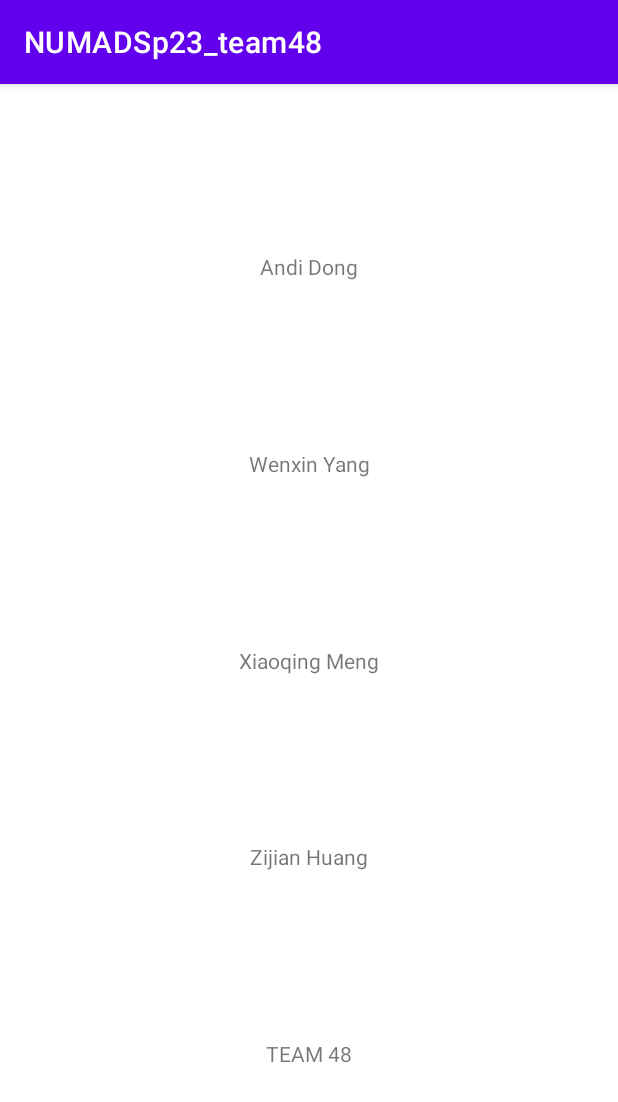
After one commit to evanvoyage221/NUMADSp23_Team48, an Android app: the AboutAppActivity screen opened directly, with no data from a screen before it, on a phone screen of 412 x 824 dp. The commit adds this screen. Shown: the top 1102 px of the screen. Run offline under Robolectric (Android 15) with nearby library versions, the phone set to English and light mode, and no system bars.

Commit message:
1. Design and implement a user interface for displaying the history and number of user stickers. 2. Design About App page

```diff
--- a/app/src/main/AndroidManifest.xml
+++ b/app/src/main/AndroidManifest.xml
@@ -15,6 +15,9 @@
         android:supportsRtl="true"
         android:theme="@style/Theme.NUMADSp23_team48"
         tools:targetApi="31">
+        <activity
+            android:name=".AboutAppActivity"
+            android:exported="false" />
         <activity
             android:name=".UserProfileActivity"
             android:exported="false" />
--- /dev/null
+++ b/app/src/main/java/edu/northeastern/numadsp23_team48/AboutAppActivity.java
@@ -0,0 +1,14 @@
+package edu.northeastern.numadsp23_team48;
+
+import androidx.appcompat.app.AppCompatActivity;
+
+import android.os.Bundle;
+
+public class AboutAppActivity extends AppCompatActivity {
+
+    @Override
+    protected void onCreate(Bundle savedInstanceState) {
+        super.onCreate(savedInstanceState);
+        setContentView(R.layout.activity_about_app);
+    }
+}
--- a/app/src/main/java/edu/northeastern/numadsp23_team48/ChatMessage.java
+++ b/app/src/main/java/edu/northeastern/numadsp23_team48/ChatMessage.java
@@ -13,6 +13,7 @@ import java.util.Objects;
  * Chat message object which represents a chat by the image ID, time stamp at which the message was sent and who sent it.
  */
 public class ChatMessage implements Parcelable {
+
     private final long imageID;
     private final String timestamp;
     private final String sender;
--- a/app/src/main/java/edu/northeastern/numadsp23_team48/MessageActivity.java
+++ b/app/src/main/java/edu/northeastern/numadsp23_team48/MessageActivity.java
@@ -133,7 +133,7 @@ public class MessageActivity extends AppCompatActivity {
      * @param view current view.
      */
     public void sendButtonClicked(View view) {
-//        TODO: Add the message to the chat.
+//        TODO: Send the message to the other user.
     }
 
 
--- /dev/null
+++ b/app/src/main/res/layout/activity_about_app.xml
@@ -0,0 +1,59 @@
+<?xml version="1.0" encoding="utf-8"?>
+<androidx.constraintlayout.widget.ConstraintLayout xmlns:android="http://schemas.android.com/apk/res/android"
+    xmlns:app="http://schemas.android.com/apk/res-auto"
+    xmlns:tools="http://schemas.android.com/tools"
+    android:layout_width="match_parent"
+    android:layout_height="match_parent"
+    tools:context=".AboutAppActivity">
+
+    <TextView
+        android:id="@+id/Andi"
+        android:layout_width="wrap_content"
+        android:layout_height="wrap_content"
+        android:text="Andi Dong"
+        app:layout_constraintStart_toStartOf="parent"
+        app:layout_constraintEnd_toEndOf="parent"
+        app:layout_constraintTop_toTopOf="parent"
+        app:layout_constraintBottom_toTopOf="@id/Wenxin"/>
+
+    <TextView
+        android:id="@+id/Wenxin"
+        android:layout_width="wrap_content"
+        android:layout_height="wrap_content"
+        android:text="Wenxin Yang"
+        app:layout_constraintStart_toStartOf="parent"
+        app:layout_constraintEnd_toEndOf="parent"
+        app:layout_constraintTop_toBottomOf="@id/Andi"
+        app:layout_constraintBottom_toTopOf="@id/Xiaoqing"/>
+
+    <TextView
+        android:id="@+id/Xiaoqing"
+        android:layout_width="wrap_content"
+        android:layout_height="wrap_content"
+        app:layout_constraintStart_toStartOf="parent"
+        app:layout_constraintEnd_toEndOf="parent"
+        android:text="Xiaoqing Meng"
+        app:layout_constraintBottom_toTopOf="@id/Zijian"
+        app:layout_constraintTop_toBottomOf="@id/Wenxin"/>
+
+    <TextView
+        android:id="@+id/Zijian"
+        android:layout_width="wrap_content"
+        android:layout_height="wrap_content"
+        app:layout_constraintStart_toStartOf="parent"
+        app:layout_constraintEnd_toEndOf="parent"
+        android:text="Zijian Huang"
+        app:layout_constraintBottom_toTopOf="@id/TeamName"
+        app:layout_constraintTop_toBottomOf="@id/Xiaoqing"/>
+
+    <TextView
+        android:id="@+id/TeamName"
+        android:layout_width="wrap_content"
+        android:layout_height="wrap_content"
+        app:layout_constraintStart_toStartOf="parent"
+        app:layout_constraintEnd_toEndOf="parent"
+        app:layout_constraintBottom_toBottomOf="parent"
+        android:text="TEAM 48"
+        app:layout_constraintTop_toBottomOf="@id/Zijian"/>
+
+</androidx.constraintlayout.widget.ConstraintLayout>
--- a/app/src/main/res/values/strings.xml
+++ b/app/src/main/res/values/strings.xml
@@ -1,7 +1,6 @@
 <resources>
     <string name="app_name">NUMADSp23_team48</string>
     <string name="username">Username</string>
-    <string name="create_new_user_login_as_existing_user">Create new user / login as existing user</string>
     <string name="login">Login</string>
     <string name="name">Name</string>
     <string-array name="image_names">
```
Also changed, not shown: app/src/main/java/edu/northeastern/numadsp23_team48/AllUsersActivity.java (+26 -27 lines), app/src/main/java/edu/northeastern/numadsp23_team48/UserProfileActivity.java (+10 -0 lines), app/src/main/java/edu/northeastern/numadsp23_team48/adapter/SentAdapter.java (+27 -1 lines), app/src/main/java/edu/northeastern/numadsp23_team48/model/User.java (+6 -7 lines), app/src/main/java/edu/northeastern/numadsp23_team48/viewholder/SentViewHolder.java (+8 -0 lines), app/src/main/res/layout/activity_hw_a7.xml (+4 -3 lines), app/src/main/res/layout/activity_user_profile.xml (+12 -0 lines).
